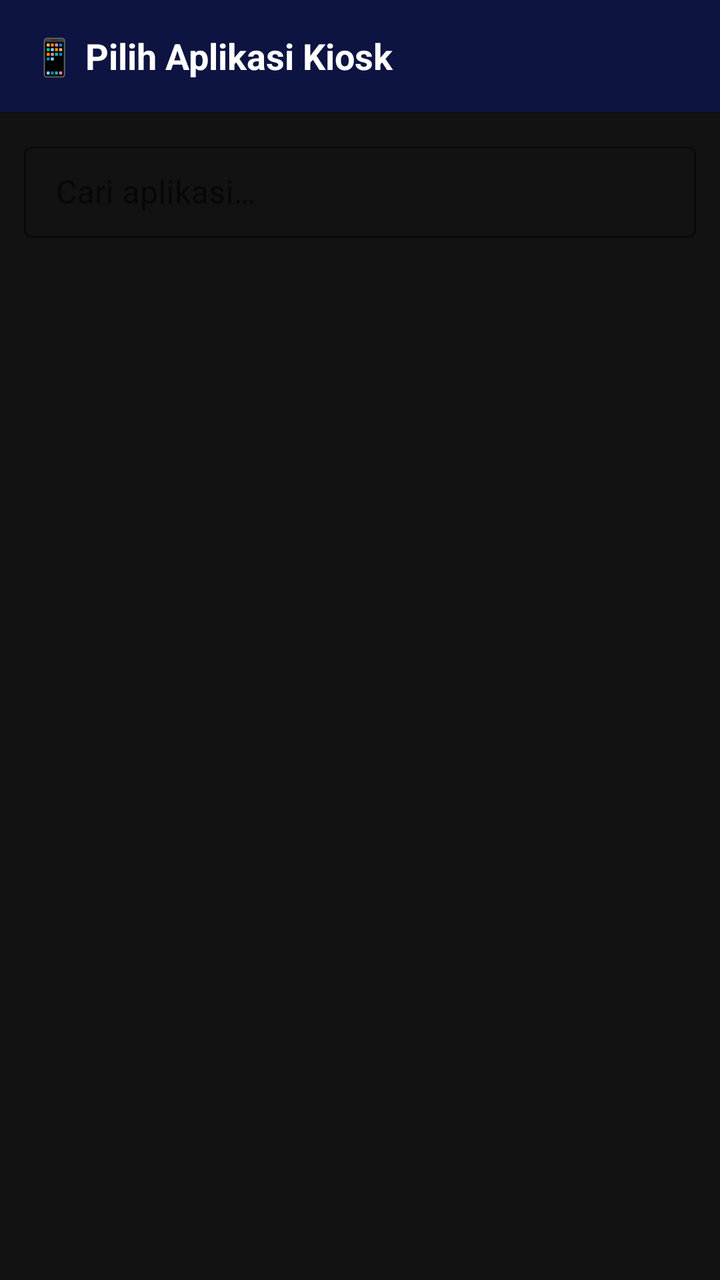
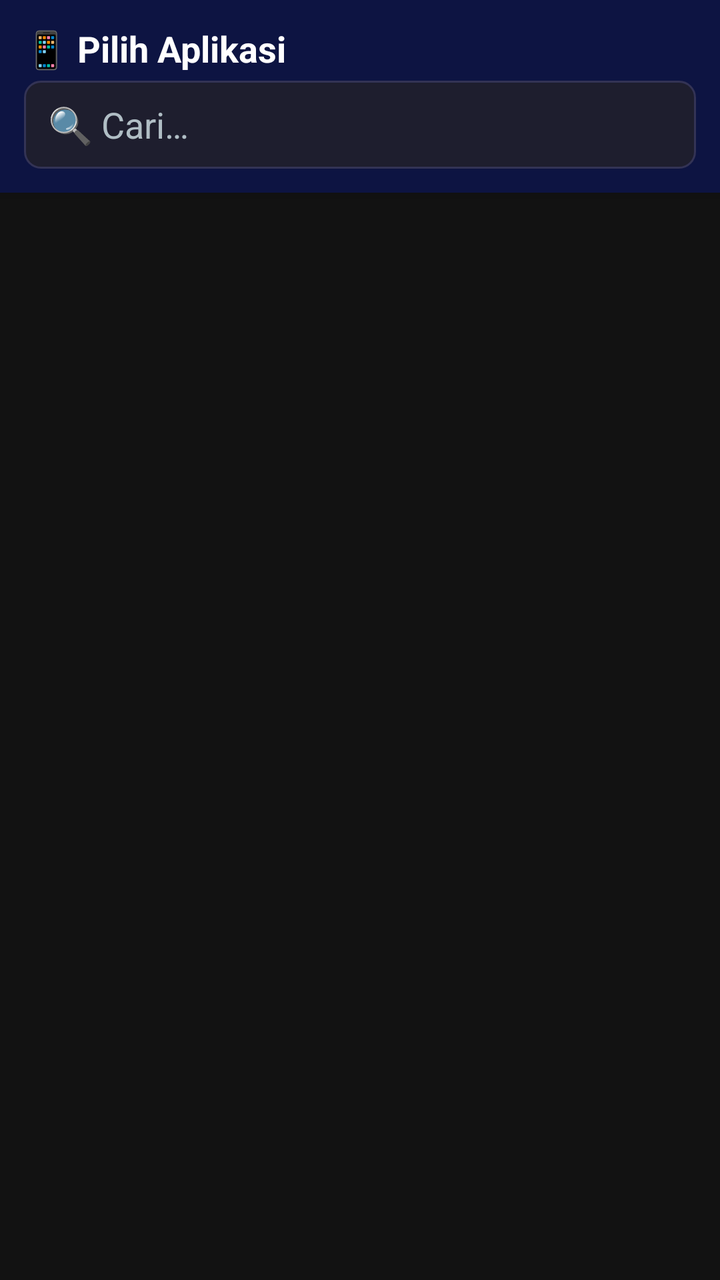

Two renders of the same Android screen: before a commit and after it. Below are the layout's source before the change and the commit's diff.
<!-- AndroidManifest.xml: activity theme Theme.KioskLauncher -->
<!-- res/layout/activity_app_picker.xml -->
<?xml version="1.0" encoding="utf-8"?>
<LinearLayout xmlns:android="http://schemas.android.com/apk/res/android"
    xmlns:app="http://schemas.android.com/apk/res-auto"
    android:layout_width="match_parent"
    android:layout_height="match_parent"
    android:orientation="vertical"
    android:background="@color/background">

    
    <androidx.appcompat.widget.Toolbar
        android:layout_width="match_parent"
        android:layout_height="?attr/actionBarSize"
        android:background="@color/primary_dark"
        android:elevation="4dp">
        <TextView
            android:layout_width="wrap_content"
            android:layout_height="wrap_content"
            android:text="📱 Pilih Aplikasi Kiosk"
            android:textSize="18sp"
            android:textStyle="bold"
            android:textColor="@color/text_primary" />
    </androidx.appcompat.widget.Toolbar>

    
    <com.google.android.material.textfield.TextInputLayout
        android:layout_width="match_parent"
        android:layout_height="wrap_content"
        android:layout_margin="12dp"
        style="@style/Widget.MaterialComponents.TextInputLayout.OutlinedBox"
        app:boxStrokeColor="@color/accent"
        app:hintTextColor="@color/accent">

        <EditText
            android:id="@+id/et_search"
            android:layout_width="match_parent"
            android:layout_height="wrap_content"
            android:hint="@string/search_apps"
            android:textColor="@color/text_primary"
            android:textColorHint="@color/text_secondary"
            android:imeOptions="actionSearch"
            android:inputType="text"
            android:padding="12dp" />
    </com.google.android.material.textfield.TextInputLayout>

    
    <androidx.recyclerview.widget.RecyclerView
        android:id="@+id/recycler_apps"
        android:layout_width="match_parent"
        android:layout_height="0dp"
        android:layout_weight="1"
        android:clipToPadding="false"
        android:paddingBottom="8dp" />

</LinearLayout>
<!-- resources referenced by this layout -->
<resources>
  <color name="accent">#00BCD4</color>
  <color name="background">#121212</color>
  <color name="primary_dark">#0D1442</color>
  <color name="text_primary">#FFFFFF</color>
  <color name="text_secondary">#B0BEC5</color>
  <string name="search_apps">Cari aplikasi…</string>
  <style name="Theme.KioskLauncher" parent="Theme.MaterialComponents.DayNight.DarkActionBar">
          <item name="colorPrimary">@color/primary</item>
          <item name="colorPrimaryDark">@color/primary_dark</item>
          <item name="colorAccent">@color/accent</item>
          <item name="android:windowBackground">@color/background</item>
          <item name="android:statusBarColor">@color/primary_dark</item>
          <item name="android:navigationBarColor">@color/primary_dark</item>
      </style>
  <color name="primary">#1A237E</color>
</resources>

<!-- the commit's change to res/layout/activity_app_picker.xml (unified diff, before → after) -->
@@ -7,40 +7,51 @@
     android:background="@color/background">
 
     
-    <androidx.appcompat.widget.Toolbar
+    <LinearLayout
         android:layout_width="match_parent"
-        android:layout_height="?attr/actionBarSize"
+        android:layout_height="wrap_content"
+        android:orientation="vertical"
         android:background="@color/primary_dark"
-        android:elevation="4dp">
+        android:elevation="4dp"
+        android:padding="12dp">
+
+        
         <TextView
+            android:id="@+id/tv_picker_title"
             android:layout_width="wrap_content"
             android:layout_height="wrap_content"
-            android:text="📱 Pilih Aplikasi Kiosk"
+            android:text="📱 Pilih Aplikasi"
             android:textSize="18sp"
             android:textStyle="bold"
-            android:textColor="@color/text_primary" />
-    </androidx.appcompat.widget.Toolbar>
+            android:textColor="@color/text_primary"
+            android:layout_marginBottom="4dp" />
 
-    
-    <com.google.android.material.textfield.TextInputLayout
-        android:layout_width="match_parent"
-        android:layout_height="wrap_content"
-        android:layout_margin="12dp"
-        style="@style/Widget.MaterialComponents.TextInputLayout.OutlinedBox"
-        app:boxStrokeColor="@color/accent"
-        app:hintTextColor="@color/accent">
+        
+        <TextView
+            android:id="@+id/tv_breadcrumb"
+            android:layout_width="wrap_content"
+            android:layout_height="wrap_content"
+            android:text="◀ Kembali ke daftar app"
+            android:textSize="12sp"
+            android:textColor="@color/accent"
+            android:visibility="gone"
+            android:paddingVertical="4dp"
+            android:layout_marginBottom="4dp" />
 
+        
         <EditText
             android:id="@+id/et_search"
             android:layout_width="match_parent"
-            android:layout_height="wrap_content"
-            android:hint="@string/search_apps"
+            android:layout_height="44dp"
+            android:hint="🔍 Cari…"
             android:textColor="@color/text_primary"
             android:textColorHint="@color/text_secondary"
+            android:background="@drawable/bg_search"
+            android:paddingHorizontal="12dp"
             android:imeOptions="actionSearch"
             android:inputType="text"
-            android:padding="12dp" />
-    </com.google.android.material.textfield.TextInputLayout>
+            android:singleLine="true" />
+    </LinearLayout>
 
     
     <androidx.recyclerview.widget.RecyclerView
@@ -49,6 +60,7 @@
         android:layout_height="0dp"
         android:layout_weight="1"
         android:clipToPadding="false"
-        android:paddingBottom="8dp" />
+        android:paddingTop="6dp"
+        android:paddingBottom="16dp" />
 
 </LinearLayout>
<!-- resource entries referenced after the edit -->
@@ -5,7 +5,14 @@
   <color name="primary_dark">#0D1442</color>
   <color name="text_primary">#FFFFFF</color>
   <color name="text_secondary">#B0BEC5</color>
-  <string name="search_apps">Cari aplikasi…</string>
+  <!-- drawable bg_search (drawable) -->
+  <?xml version="1.0" encoding="utf-8"?>
+  <shape xmlns:android="http://schemas.android.com/apk/res/android"
+      android:shape="rectangle">
+      <solid android:color="#1E1E2E" />
+      <corners android:radius="8dp" />
+      <stroke android:width="1dp" android:color="#333355" />
+  </shape>
   <style name="Theme.KioskLauncher" parent="Theme.MaterialComponents.DayNight.DarkActionBar">
           <item name="colorPrimary">@color/primary</item>
           <item name="colorPrimaryDark">@color/primary_dark</item>
